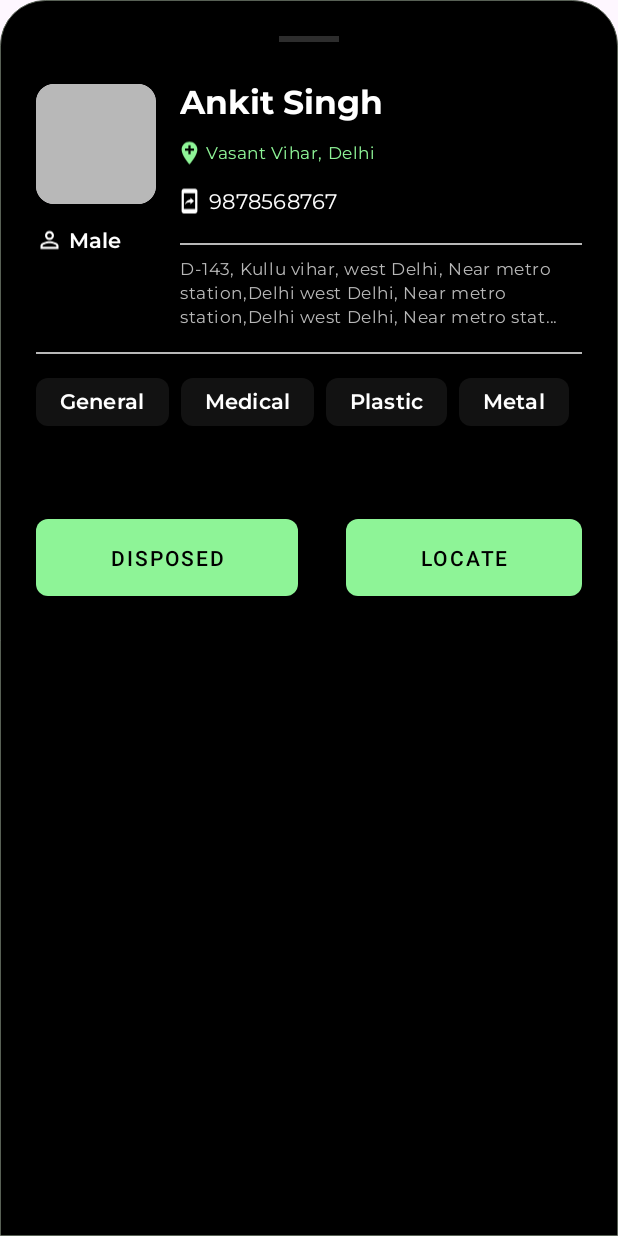
After one commit to itssinghankit/Medscape2.0, an Android app: the layout customer_show_details_bottom_sheet.xml on its own in the app's theme, with its tools: preview values and no code run, on a phone screen of 412 x 824 dp. The commit adds this screen. Run offline under Robolectric (Android 15) with nearby library versions, the phone set to English and light mode, and no system bars.

Commit message:
customers disposed functionality

```diff
--- a/app/src/main/java/com/example/medscape20/data/remote/dto/user/collector/customers/CustomersResDto.kt
+++ b/app/src/main/java/com/example/medscape20/data/remote/dto/user/collector/customers/CustomersResDto.kt
@@ -1,4 +1,6 @@
 package com.example.medscape20.data.remote.dto.user.collector.customers
+
+import java.io.Serializable
 
 data class CustomersResDto (
     val name: String,
@@ -18,6 +20,6 @@ data class CustomersResDto (
     val general:Boolean?,
     val medical:Boolean?,
     val plastic:Boolean?
-){
+):Serializable{
     constructor():this("","","","","","","",false,0.0,0.0,"","", "",false,false,false,false)
 }
--- a/app/src/main/java/com/example/medscape20/presentation/screens/user/collector/customers/CustomersEvents.kt
+++ b/app/src/main/java/com/example/medscape20/presentation/screens/user/collector/customers/CustomersEvents.kt
@@ -5,4 +5,6 @@ sealed class CustomersEvents {
     data object ResetErrorMessage: CustomersEvents()
     data class OnNewFiltersSet(val newFilters:ArrayList<String>): CustomersEvents()
     data class SetCollectorCityState(val city:String, val state:String): CustomersEvents()
+    data class OnDisposedClicked(val position:Int):CustomersEvents()
+    data object OnLocateClicked:CustomersEvents()
 }
--- a/app/src/main/java/com/example/medscape20/presentation/screens/user/collector/customers/CustomersBottomSheet.kt
+++ b/app/src/main/java/com/example/medscape20/presentation/screens/user/collector/customers/CustomersFilterBottomSheet.kt
@@ -8,9 +8,8 @@ import androidx.fragment.app.setFragmentResult
 import com.example.medscape20.databinding.CustomersFilterBottomSheetBinding
 import com.example.medscape20.domain.usecase.user.collector.customers.CustomersTrashFilters
 import com.google.android.material.bottomsheet.BottomSheetDialogFragment
-import timber.log.Timber
 
-class CustomersBottomSheet : BottomSheetDialogFragment() {
+class CustomersFilterBottomSheet : BottomSheetDialogFragment() {
 
     private lateinit var binding: CustomersFilterBottomSheetBinding
 
--- /dev/null
+++ b/app/src/main/res/drawable/ic_mobile.xml
@@ -0,0 +1,5 @@
+<vector xmlns:android="http://schemas.android.com/apk/res/android" android:autoMirrored="true" android:height="24dp" android:tint="#FFFFFF" android:viewportHeight="24" android:viewportWidth="24" android:width="24dp">
+
+    <path android:fillColor="@android:color/white" android:pathData="M17,1.01L7,1c-1.1,0 -1.99,0.9 -1.99,2v18c0,1.1 0.89,2 1.99,2h10c1.1,0 2,-0.9 2,-2L19,3c0,-1.1 -0.9,-1.99 -2,-1.99zM17,19L7,19L7,5h10v14zM12.8,13.22v1.75l3.2,-2.99L12.8,9v1.7c-3.11,0.43 -4.35,2.56 -4.8,4.7 1.11,-1.5 2.58,-2.18 4.8,-2.18z"/>
+
+</vector>
--- /dev/null
+++ b/app/src/main/res/drawable/ic_person.xml
@@ -0,0 +1,5 @@
+<vector xmlns:android="http://schemas.android.com/apk/res/android" android:height="24dp" android:tint="#FFFFFF" android:viewportHeight="24" android:viewportWidth="24" android:width="24dp">
+
+    <path android:fillColor="@android:color/white" android:pathData="M12,5.9c1.16,0 2.1,0.94 2.1,2.1s-0.94,2.1 -2.1,2.1S9.9,9.16 9.9,8s0.94,-2.1 2.1,-2.1m0,9c2.97,0 6.1,1.46 6.1,2.1v1.1L5.9,18.1L5.9,17c0,-0.64 3.13,-2.1 6.1,-2.1M12,4C9.79,4 8,5.79 8,8s1.79,4 4,4 4,-1.79 4,-4 -1.79,-4 -4,-4zM12,13c-2.67,0 -8,1.34 -8,4v3h16v-3c0,-2.66 -5.33,-4 -8,-4z"/>
+
+</vector>
--- /dev/null
+++ b/app/src/main/res/layout/customer_show_details_bottom_sheet.xml
@@ -0,0 +1,236 @@
+<?xml version="1.0" encoding="utf-8"?>
+<RelativeLayout xmlns:android="http://schemas.android.com/apk/res/android"
+    xmlns:app="http://schemas.android.com/apk/res-auto"
+    android:layout_width="match_parent"
+    android:layout_height="match_parent"
+    android:background="@drawable/bg_bottom_sheet"
+    android:orientation="vertical"
+    android:padding="24dp">
+
+    <View
+        android:layout_width="40dp"
+        android:layout_height="4dp"
+        android:layout_centerHorizontal="true"
+        android:background="@color/grey_surface" />
+
+    <com.google.android.material.card.MaterialCardView
+    android:id="@+id/avatar_cont"
+    android:layout_width="80dp"
+    android:layout_height="80dp"
+    android:layout_marginTop="32dp"
+    app:strokeWidth="0dp">
+
+    <ImageView
+        android:id="@+id/avatar"
+        android:layout_width="match_parent"
+        android:layout_height="match_parent"
+        android:scaleType="centerCrop"
+        android:src="@color/grey_txt" />
+
+</com.google.android.material.card.MaterialCardView>
+
+    <LinearLayout
+        android:layout_width="wrap_content"
+        android:layout_height="wrap_content"
+        android:layout_marginTop="12dp"
+        android:layout_below="@id/avatar_cont"
+        android:layout_marginEnd="16dp"
+        android:gravity="center_vertical"
+        android:orientation="horizontal">
+
+        <ImageView
+            android:layout_width="18dp"
+            android:layout_height="wrap_content"
+            android:src="@drawable/ic_person" />
+
+        <TextView
+            android:id="@+id/gender"
+            android:layout_width="wrap_content"
+            android:layout_height="wrap_content"
+            android:layout_marginStart="4dp"
+            android:text="Male"
+            android:textAppearance="?attr/textAppearanceTitleSmall"
+            android:textColor="@color/white" />
+    </LinearLayout>
+
+<LinearLayout
+    android:id="@+id/info_layout"
+    android:layout_width="match_parent"
+    android:layout_height="wrap_content"
+    android:layout_marginTop="29dp"
+    android:layout_toEndOf="@id/avatar_cont"
+    android:orientation="vertical">
+
+    <TextView
+        android:id="@+id/name"
+        android:layout_width="match_parent"
+        android:layout_height="wrap_content"
+        android:layout_marginStart="16dp"
+        android:layout_marginEnd="16dp"
+        android:text="Ankit Singh"
+        android:textAppearance="?attr/textAppearanceTitleLarge"
+        android:textColor="@color/white" />
+
+
+    <LinearLayout
+        android:layout_width="match_parent"
+        android:layout_height="wrap_content"
+        android:layout_marginStart="13dp"
+        android:layout_marginTop="8dp"
+        android:layout_marginEnd="16dp"
+        android:gravity="center_vertical"
+        android:orientation="horizontal">
+
+
+        <ImageView
+            android:layout_width="18dp"
+            android:layout_height="wrap_content"
+            android:src="@drawable/ic_add_location" />
+
+        <TextView
+            android:id="@+id/city_state"
+            android:layout_width="match_parent"
+            android:layout_height="wrap_content"
+            android:layout_marginStart="2dp"
+            android:layout_marginEnd="16dp"
+            android:ellipsize="end"
+            android:maxLines="3"
+            android:text="Vasant Vihar, Delhi"
+            android:textAppearance="?attr/textAppearanceBodySmall"
+            android:textColor="@color/primary_green_txt_btn" />
+    </LinearLayout>
+
+    <LinearLayout
+        android:layout_width="match_parent"
+        android:layout_height="wrap_content"
+        android:layout_marginStart="13dp"
+        android:layout_marginTop="8dp"
+        android:layout_marginEnd="16dp"
+        android:gravity="center_vertical"
+        android:orientation="horizontal">
+
+        <ImageView
+            android:layout_width="18dp"
+            android:layout_height="wrap_content"
+            android:src="@drawable/ic_mobile" />
+
+        <TextView
+            android:id="@+id/mobile"
+            android:layout_width="match_parent"
+            android:layout_height="wrap_content"
+            android:layout_marginStart="4dp"
+            android:text="9878568767"
+            android:textAppearance="?attr/textAppearanceBodyMedium"
+            android:textColor="@color/white" />
+    </LinearLayout>
+
+
+
+    <View
+        android:layout_width="match_parent"
+        android:layout_height="1dp"
+        android:layout_below="@id/info_layout"
+        android:layout_marginTop="16dp"
+        android:layout_marginStart="16dp"
+        android:background="@color/grey_txt" />
+
+
+
+
+    <TextView
+        android:id="@+id/address"
+        android:layout_width="match_parent"
+        android:layout_height="wrap_content"
+        android:layout_marginStart="16dp"
+        android:layout_marginTop="8dp"
+        android:layout_marginEnd="16dp"
+        android:ellipsize="end"
+        android:maxLines="3"
+        android:text="D-143, Kullu vihar, west Delhi, Near metro station,Delhi west Delhi, Near metro station,Delhi west Delhi, Near metro station,Delhi-110001"
+        android:textAppearance="?attr/textAppearanceBodySmall"
+        android:textColor="@color/grey_txt" />
+
+
+</LinearLayout>
+
+<View
+    android:id="@+id/divider"
+    android:layout_width="match_parent"
+    android:layout_height="1dp"
+    android:layout_below="@id/info_layout"
+    android:layout_marginTop="16dp"
+    android:background="@color/grey_txt" />
+
+<com.google.android.material.chip.ChipGroup
+    android:id="@+id/chipGroup"
+    android:layout_width="match_parent"
+    android:layout_height="wrap_content"
+    android:layout_below="@id/divider"
+    android:layout_marginTop="8dp"
+    android:layout_marginBottom="16dp"
+    app:chipSpacingVertical="0dp">
+
+    <com.google.android.material.chip.Chip
+        android:id="@+id/general"
+        style="@style/Widget.Customers.Chip.Suggestion"
+        android:layout_width="wrap_content"
+        android:layout_height="wrap_content"
+        android:text="General" />
+
+    <com.google.android.material.chip.Chip
+        android:id="@+id/medical"
+        style="@style/Widget.Customers.Chip.Suggestion"
+        android:layout_width="wrap_content"
+        android:layout_height="wrap_content"
+        android:text="Medical" />
+
+    <com.google.android.material.chip.Chip
+        android:id="@+id/plastic"
+        style="@style/Widget.Customers.Chip.Suggestion"
+        android:layout_width="wrap_content"
+        android:layout_height="wrap_content"
+        android:text="Plastic" />
+
+    <com.google.android.material.chip.Chip
+        android:id="@+id/metal"
+        style="@style/Widget.Customers.Chip.Suggestion"
+        android:layout_width="wrap_content"
+        android:layout_height="wrap_content"
+        android:text="Metal" />
+
+</com.google.android.material.chip.ChipGroup>
+
+    <LinearLayout
+        android:layout_width="match_parent"
+        android:layout_height="wrap_content"
+        android:orientation="horizontal"
+        android:layout_marginTop="32dp"
+        android:layout_below="@id/chipGroup">
+
+        <com.google.android.material.button.MaterialButton
+            android:id="@+id/disposed_btn"
+            style="@style/Widget.MaterialComponents.Button"
+            android:layout_width="wrap_content"
+            android:layout_height="wrap_content"
+            android:layout_marginEnd="16dp"
+            android:layout_weight="1"
+            android:padding="16dp"
+            android:text="Disposed"
+            android:textColor="@color/black"
+            app:cornerRadius="8dp" />
+
+        <com.google.android.material.button.MaterialButton
+            android:id="@+id/map_view_btn"
+            style="@style/Widget.MaterialComponents.Button"
+            android:layout_width="wrap_content"
+            android:layout_height="wrap_content"
+            android:layout_marginStart="16dp"
+            android:layout_weight="1"
+            android:padding="16dp"
+            android:text="Locate"
+            android:textColor="@color/black"
+            app:cornerRadius="8dp" />
+
+    </LinearLayout>
+
+</RelativeLayout>
--- a/app/src/main/res/layout/customers_recycler_item.xml
+++ b/app/src/main/res/layout/customers_recycler_item.xml
@@ -10,8 +10,7 @@
 
     <RelativeLayout
         android:layout_width="match_parent"
-        android:layout_height="match_parent"
-        android:orientation="horizontal">
+        android:layout_height="match_parent">
 
         <com.google.android.material.card.MaterialCardView
             android:id="@+id/avatar_cont"
```
Also changed, not shown: app/src/main/java/com/example/medscape20/domain/usecase/user/collector/customers/CustomersDisposedWasteUseCase.kt (added, +9 -0 lines), app/src/main/java/com/example/medscape20/domain/usecase/user/collector/customers/CustomersViewModel.kt (+93 -2 lines), app/src/main/java/com/example/medscape20/presentation/screens/user/collector/customers/CustomerDetailBottomSheet.kt (added, +99 -0 lines), app/src/main/java/com/example/medscape20/presentation/screens/user/collector/customers/CustomersFragment.kt (+32 -10 lines), app/src/main/java/com/example/medscape20/presentation/screens/user/collector/customers/CustomersRecyclerAdapter.kt (+17 -11 lines).
